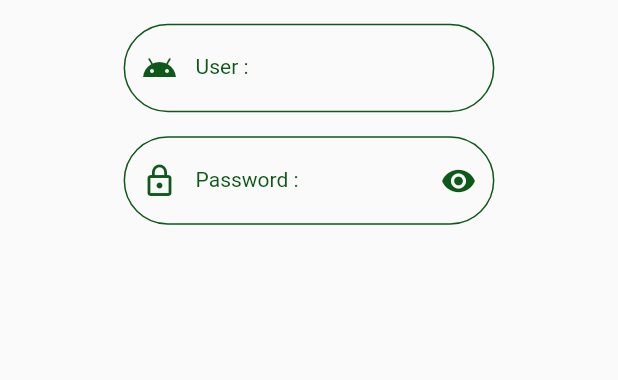
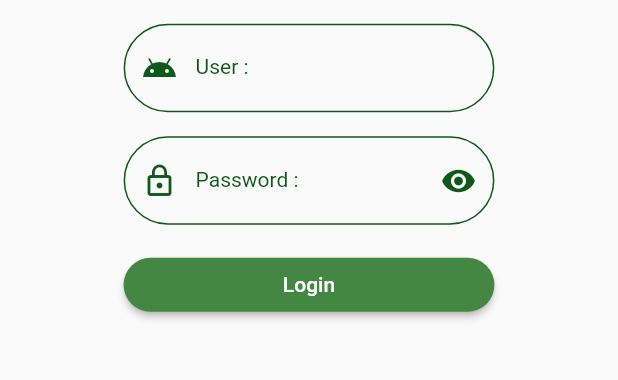
Before and after one commit to klongchan/ShoppingMall, a Flutter app: the screen it shows after launch, on a phone screen of 412 x 824 dp, the part 413-793 px from its top. Run offline on Flutter 3.47's test engine with Material 2 defaults, Android fonts, the phone set to English and light mode, and no system bars.

Commit message:
shopping4-2-66

```diff
--- a/lib/states/authen.dart
+++ b/lib/states/authen.dart
@@ -22,15 +22,42 @@ class _AuthenState extends State<Authen> {
     // ignore: prefer_const_constructors
     return Scaffold(
       body: SafeArea(
+        child: GestureDetector(
+          onTap: () => FocusScope.of(context).requestFocus(FocusNode()),
+          behavior: HitTestBehavior.opaque,
           child: ListView(
             children: [
               buildImage(size),
               buildAppName(),
               buildUser(size),
               buildPassword(size),
+              buildLogin(size),
             ],
           ),
         ),
+      ),
+    );
+  }
+
+  Row buildLogin(double size) {
+    return Row(
+      mainAxisAlignment: MainAxisAlignment.center,
+      children: [
+        Container(
+          margin: EdgeInsets.symmetric(vertical: 16),
+          width: size * 0.6,
+          child: ElevatedButton(
+            style: ElevatedButton.styleFrom(
+              primary: MyConstant.primary,
+              shape: RoundedRectangleBorder(
+                borderRadius: BorderRadius.circular(30),
+              ),
+            ),
+            onPressed: () {},
+            child: Text('Login'),
+          ),
+        ),
+      ],
     );
   }
 
@@ -80,10 +107,12 @@ class _AuthenState extends State<Authen> {
                     statusRedEye = !statusRedEye;
                   });
                 },
-                icon: statusRedEye ? Icon(
+                icon: statusRedEye
+                    ? Icon(
                         Icons.remove_red_eye,
                         color: MyConstant.dark,
-                ) : Icon(
+                      )
+                    : Icon(
                         Icons.remove_red_eye_outlined,
                         color: MyConstant.dark,
                       ),
```
Lines whose indentation alone changed are shown as unchanged.
